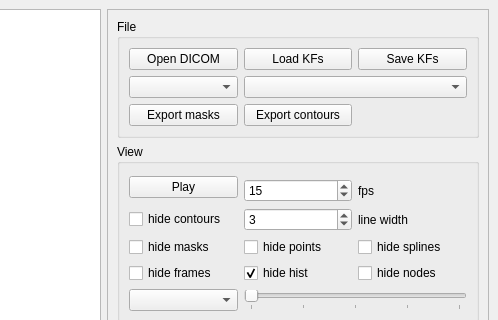
Before: the Qt Designer form mainwindow.ui in tomgrad/echo, drawn with Qt 5; both pictures show x 614 to 1112 and y 0 to 320 of the 1112 by 963 pixel window.
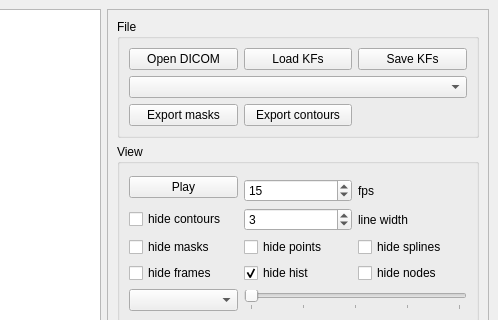
After: the same form once the commit is applied. Custom widgets are drawn as their Qt base class.

What changed in the file:
```diff
--- a/mainwindow.ui
+++ b/mainwindow.ui
@@ -70,12 +70,9 @@
             </property>
            </widget>
           </item>
-          <item row="1" column="1" colspan="2">
+          <item row="1" column="0" colspan="3">
            <widget class="QComboBox" name="checkpointsComboBox"/>
           </item>
-          <item row="1" column="0">
-           <widget class="QComboBox" name="engineComboBox"/>
-          </item>
           <item row="0" column="2">
            <widget class="QPushButton" name="saveKeyFramesButton">
             <property name="toolTip">
```
Left out of the diff: 10 changed lines with no effect on the pictures.
